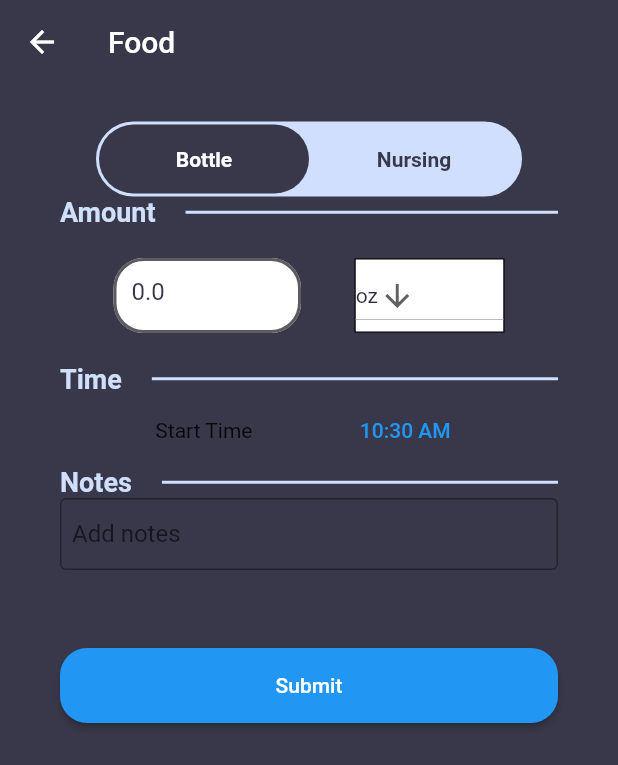
After one commit to andycobson/TowelsOfTheGalaxy, a Flutter app: the TestView screen opened directly, after a tap on "Submit", on a phone screen of 412 x 824 dp. The commit adds this screen. Shown: the top 765 px of the screen. Run offline on Flutter 3.47's test engine with Material 2 defaults, Android fonts, the light colour scheme and no system bars; our stand-ins replace cloud_firestore, equatable, firebase_auth, firebase_core, shared_preferences; accounts and stored records are empty; generated files the repository leaves out were written again; network calls fail.

Commit message:
Andrews additions of persistence data and toggle bar.

```diff
--- a/lib/component/navigation_handling.dart
+++ b/lib/component/navigation_handling.dart
@@ -9,6 +9,7 @@ import 'package:baby_tracks/view/metric_views/throwup_view.dart';
 import 'package:baby_tracks/view/nav_views/metrics_view.dart';
 import 'package:baby_tracks/view/nav_views/settings_view.dart';
 import 'package:baby_tracks/view/metric_views/Vaccine_view.dart';
+import 'package:baby_tracks/view/metric_views/test_view.dart';
 import 'package:flutter/material.dart';
 import '../view/entries_views/CustomFilter.dart';
 import '../view/entries_views/PastSvnDays.dart';
@@ -59,6 +60,7 @@ class TabNavigator extends StatelessWidget {
       dayRoute: (context) => DaysView(),
       weekRoute: (context) => WeeksView(),
       customRoute: (context) => CustomView(),
+      testRoute: (context) => TestView(),
     };
   }
 
--- /dev/null
+++ b/lib/component/toggle_bar.dart
@@ -0,0 +1,145 @@
+import 'dart:collection';
+import 'package:flutter/material.dart';
+
+/// https://github.com/adithyaxx/toggle_bar
+/// Edidted by Andrew Jacobson to include null safety.
+/// A horizontal bar of toggle tabs with customisable colors and labels.
+///
+/// The provided list of labels are laid out as tabs in a horizontal manner. The states of the tabs
+/// are handled internally and the index of the selected tab is updated via [onSelectionUpdated].
+class ToggleBar extends StatefulWidget {
+  /// TextStyle for the labels.
+  final TextStyle labelTextStyle;
+
+  /// Background color of the toggle bar.
+  final Color backgroundColor;
+
+  /// Background border of the toggle bar.
+  final BoxBorder backgroundBorder;
+
+  /// Color of the selected tab.
+  final Color selectedTabColor;
+
+  /// Color of text in the selected tab. This will override [color] in [labelTextStyle].
+  final Color selectedTextColor;
+
+  /// Color of text in unselected tabs. If the tab is selected, text color will be overriden by [selectedTextColor].
+  final Color textColor;
+
+  /// Labels to be displayed as tabs in the toggle bar.
+  final List<String> labels;
+
+  /// Callback function which returns the index of the currently selected tab.
+  final Function(int) onSelectionUpdated;
+
+  /// Border radius of the bar and selected tab indicator.
+  final double borderRadius;
+
+  /// Inside padding
+  final double borderPadding;
+
+  /// This will adjust how the inside contianer fits the ends
+  final int edgeAdjustment;
+
+  ToggleBar(
+      {required this.labels,
+      this.borderPadding = 8.0,
+      this.edgeAdjustment = 16,
+      this.backgroundColor = Colors.black,
+      required this.backgroundBorder,
+      this.selectedTabColor = Colors.deepPurple,
+      this.selectedTextColor = Colors.white,
+      this.textColor = Colors.white,
+      this.labelTextStyle = const TextStyle(),
+      required this.onSelectionUpdated,
+      this.borderRadius = 50});
+
+  @override
+  State<StatefulWidget> createState() {
+    return _ToggleBarState();
+  }
+}
+
+class _ToggleBarState extends State<ToggleBar> {
+  LinkedHashMap<String, bool> _hashMap = LinkedHashMap();
+  int _selectedIndex = 0;
+
+  @override
+  void initState() {
+    _hashMap = LinkedHashMap.fromIterable(widget.labels,
+        value: (value) => value = false);
+    _hashMap[widget.labels[0]] = true;
+
+    super.initState();
+  }
+
+  @override
+  Widget build(BuildContext context) {
+    return LayoutBuilder(
+      builder: (context, constraints) {
+        return Container(
+          height: 50,
+          padding: EdgeInsets.all(widget.borderPadding),
+          decoration: BoxDecoration(
+              color: widget.backgroundColor,
+              border: widget.backgroundBorder,
+              borderRadius: BorderRadius.circular(widget.borderRadius)),
+          child: ListView.builder(
+            itemCount: widget.labels.length,
+            scrollDirection: Axis.horizontal,
+            physics: NeverScrollableScrollPhysics(),
+            itemBuilder: (context, index) {
+              return GestureDetector(
+                child: Container(
+                  width: (constraints.maxWidth - widget.edgeAdjustment) /
+                      widget.labels.length,
+                  decoration: BoxDecoration(
+                    color: _hashMap.values.elementAt(index)
+                        ? widget.selectedTabColor
+                        : null,
+                    borderRadius: BorderRadius.circular(widget.borderRadius),
+                  ),
+                  child: Center(
+                    child: Text(_hashMap.keys.elementAt(index),
+                        textAlign: TextAlign.center,
+                        style: widget.labelTextStyle.apply(
+                            color: _hashMap.values.elementAt(index)
+                                ? widget.selectedTextColor
+                                : widget.textColor)),
+                  ),
+                ),
+                onHorizontalDragUpdate: (dragUpdate) async {
+                  int calculatedIndex = ((widget.labels.length *
+                                  (dragUpdate.globalPosition.dx /
+                                      (constraints.maxWidth -
+                                          widget.edgeAdjustment)))
+                              .round() -
+                          1)
+                      .clamp(0, widget.labels.length - 1);
+
+                  if (calculatedIndex != _selectedIndex) {
+                    _updateSelection(calculatedIndex);
+                  }
+                },
+                onTap: () async {
+                  if (index != _selectedIndex) {
+                    _updateSelection(index);
+                  }
+                },
+              );
+            },
+          ),
+        );
+      },
+    );
+  }
+
+  _updateSelection(int index) {
+    setState(() {
+      _selectedIndex = index;
+      widget.onSelectionUpdated(_selectedIndex);
+      _hashMap.updateAll((label, selected) => selected = false);
+      _hashMap[_hashMap.keys.elementAt(index)] = true;
+    });
+  }
+}
--- a/lib/constants/routes.dart
+++ b/lib/constants/routes.dart
@@ -15,3 +15,4 @@ const vaccineRoute = '/vaccine';
 const dayRoute = '/days';
 const weekRoute = '/week';
 const customRoute = '/custom';
+const testRoute = '/test';
--- a/lib/view/metric_views/growth_view.dart
+++ b/lib/view/metric_views/growth_view.dart
@@ -102,6 +102,7 @@ class _GrowthViewState extends State<GrowthView> {
     );
 
     await _service.updateGrowthMetric(model);
+    // MaterialRoutePage
   }
 
   @override
--- /dev/null
+++ b/lib/view/metric_views/test_view.dart
@@ -0,0 +1,374 @@
+import 'package:baby_tracks/component/decimal_number_input.dart';
+import 'package:baby_tracks/component/text_divider.dart';
+import 'package:baby_tracks/component/toggle_bar.dart';
+import 'package:baby_tracks/model/AppUser.dart';
+import 'package:baby_tracks/model/FoodMetricModel.dart';
+import 'package:baby_tracks/service/auth.dart';
+import 'package:baby_tracks/service/database.dart';
+import 'package:flutter/material.dart';
+import '../../constants/palette.dart';
+
+class TestView extends StatefulWidget {
+  const TestView({super.key});
+
+  @override
+  State<TestView> createState() => _TestViewState();
+}
+
+class _TestViewState extends State<TestView> {
+  TimeOfDay time = TimeOfDay.now();
+  TimeOfDay startTime = TimeOfDay.now();
+  TimeOfDay endTime = TimeOfDay.now();
+  DateTime date =
+      DateTime(DateTime.now().year, DateTime.now().month, DateTime.now().day);
+  static const List<String> metricTypeList = <String>['oz', 'ml'];
+
+  StringWrapper dropdownMetricValue = StringWrapper(metricTypeList.first);
+  late TimeWrapper timeWrapper;
+  String note = "";
+  String duration = "";
+  String amount = "";
+  String feedingType = "";
+  String babyId = "";
+
+  late final TextEditingController _amount;
+  late final TextEditingController _feedingType;
+  late final TextEditingController _duration;
+
+  late final TextEditingController nursingNote;
+  late final TextEditingController bottleNote;
+
+  late final AuthService _auth;
+  late final DatabaseService _service;
+
+  late List<Widget> widgets;
+
+  @override
+  void initState() {
+    _amount = TextEditingController();
+    _feedingType = TextEditingController();
+    _duration = TextEditingController();
+    _auth = AuthService();
+    _service = DatabaseService();
+    nursingNote = TextEditingController();
+    bottleNote = TextEditingController();
+    timeWrapper = TimeWrapper(time);
+
+    widgets = [
+      BottleView(
+        amount: _amount,
+        note: bottleNote,
+        metricTypeList: metricTypeList,
+        dropDownWrapper: dropdownMetricValue,
+        timeWrapper: timeWrapper,
+      ),
+      NursingView(note: nursingNote)
+    ];
+
+    AppUser? user = _auth.currentUser;
+    if (user != null) {
+      babyId = user.uid;
+    }
+
+    super.initState();
+  }
+
+  @override
+  void dispose() {
+    _amount.dispose();
+    _feedingType.dispose();
+    _duration.dispose();
+    super.dispose();
+  }
+
+  List<String> labels = ['Bottle', 'Nursing'];
+
+  int counter = 0;
+
+  Future createInstance() async {
+    note = nursingNote.text;
+    amount = _amount.text;
+    duration = _duration.text;
+    DateTime when =
+        DateTime(date.year, date.month, date.day, time.hour, time.minute);
+    DateTime startDateTime = DateTime(
+        date.year, date.month, date.day, startTime.hour, startTime.minute);
+    DateTime endDateTime =
+        DateTime(date.year, date.month, date.day, endTime.hour, endTime.minute);
+    FoodMetricModel model = FoodMetricModel(
+        babyId: babyId,
+        timeCreated: when,
+        startTime: startDateTime,
+        endTime: endDateTime,
+        feedingType: feedingType,
+        amount: amount,
+        duration: duration,
+        notes: note);
+    showDialog(
+      context: context,
+      builder: (ctx) => AlertDialog(
+        title: const Text("Alert"),
+        content: const Text("Data submitted!"),
+        actions: <Widget>[
+          TextButton(
+            onPressed: () {
+              Navigator.of(ctx).pop();
+            },
+            child: Container(
+              color: Colors.green,
+              padding: const EdgeInsets.all(14),
+              child: const Text("okay"),
+            ),
+          ),
+        ],
+      ),
+    );
+
+    await _service.updateFooodMetric(model);
+  }
+
+  @override
+  Widget build(BuildContext context) {
+    return Scaffold(
+      appBar: AppBar(
+        title: const Text('Food'),
+        backgroundColor: ColorPalette.backgroundRGB,
+        elevation: 0,
+      ),
+      backgroundColor: ColorPalette.backgroundRGB,
+      body: Container(
+        padding: const EdgeInsets.symmetric(vertical: 25.0, horizontal: 40.0),
+        child: SingleChildScrollView(
+          physics: const BouncingScrollPhysics(),
+          child: Column(
+            children: [
+              SizedBox(
+                width: MediaQuery.of(context).size.width - 128,
+                child: ToggleBar(
+                  labels: labels,
+                  textColor: ColorPalette.backgroundRGB,
+                  backgroundBorder: Border.all(color: ColorPalette.lightAccent),
+                  backgroundColor: ColorPalette.lightAccent,
+                  selectedTabColor: ColorPalette.backgroundRGB,
+                  labelTextStyle: const TextStyle(fontWeight: FontWeight.bold),
+                  borderPadding: 1.0,
+                  edgeAdjustment: 4,
+                  onSelectionUpdated: (index) {
+                    setState(() {
+                      counter = index;
+                    });
+                  },
+                ),
+              ),
+              widgets[counter],
+              SizedBox(
+                height: 50,
+                width: 425,
+                child: ElevatedButton(
+                  style: ButtonStyle(
+                      shape: MaterialStateProperty.all<RoundedRectangleBorder>(
+                          RoundedRectangleBorder(
+                    borderRadius: BorderRadius.circular(18.0),
+                  ))),
+                  onPressed: () async {
+                    createInstance();
+                  },
+                  child: const Text('Submit'),
+                ),
+              ),
+            ],
+          ),
+        ),
+      ),
+    );
+  }
+}
+
+class BottleView extends StatefulWidget {
+  final TextEditingController amount;
+
+  final TextEditingController note;
+
+  final StringWrapper dropDownWrapper;
+
+  final TimeWrapper timeWrapper;
+
+  final List<String> metricTypeList;
+
+  const BottleView(
+      {required this.amount,
+      required this.note,
+      required this.dropDownWrapper,
+      required this.timeWrapper,
+      required this.metricTypeList,
+      super.key});
+
+  @override
+  State<BottleView> createState() => _BottleViewState();
+}
+
+class _BottleViewState extends State<BottleView> {
+  late ScrollController _noteScroller;
+
+  @override
+  void initState() {
+    _noteScroller = ScrollController();
+    super.initState();
+  }
+
+  @override
+  void dispose() {
+    _noteScroller.dispose();
+    super.dispose();
+  }
+
+  @override
+  Widget build(BuildContext context) {
+    return Column(
+      children: [
+        const TextDivider(text: 'Amount'),
+        const SizedBox(
+          height: 20,
+        ),
+        Row(mainAxisAlignment: MainAxisAlignment.spaceEvenly, children: [
+          DecimalInput(controller: widget.amount),
+          Container(
+            width: 100,
+            decoration: BoxDecoration(
+              color: Colors.white,
+              border: Border.all(
+                  color: Colors.black, style: BorderStyle.solid, width: 0.80),
+            ),
+            child: DropdownButton<String>(
+              value: widget.dropDownWrapper.value,
+              icon: const Icon(Icons.arrow_downward),
+              elevation: 16,
+              style: const TextStyle(color: ColorPalette.background),
+              onChanged: (String? value) {
+                setState(() {
+                  widget.dropDownWrapper.value = value!;
+                });
+              },
+              items: widget.metricTypeList
+                  .map<DropdownMenuItem<String>>((String value) {
+                return DropdownMenuItem<String>(
+                  value: value,
+                  child: Text(value),
+                );
+              }).toList(),
+            ),
+          ),
+        ]),
+        const SizedBox(
+          height: 20,
+        ),
+        const TextDivider(text: 'Time'),
+        Row(
+          mainAxisAlignment: MainAxisAlignment.spaceEvenly,
+          children: [
+            const Text('Start Time'),
+            TextButton(
+              child: Text(
+                widget.timeWrapper.value.format(context),
+              ),
+              onPressed: () async {
+                TimeOfDay? newTime = await showTimePicker(
+                    context: context, initialTime: widget.timeWrapper.value);
+
+                if (newTime == null) return;
+
+                setState(() {
+                  widget.timeWrapper.value = newTime;
+                });
+              },
+            ),
+          ],
+        ),
+        const TextDivider(text: 'Notes'),
+        SizedBox(
+          height: 100,
+          child: Scrollbar(
+            controller: _noteScroller,
+            child: TextField(
+              style: const TextStyle(color: Colors.white),
+              scrollController: _noteScroller,
+              autofocus: false,
+              keyboardType: TextInputType.multiline,
+              maxLines: null,
+              controller: widget.note,
+              decoration: const InputDecoration(
+                border: OutlineInputBorder(),
+                hintText: 'Add notes',
+                contentPadding: EdgeInsets.all(8),
+              ),
+            ),
+          ),
+        ),
+      ],
+    );
+  }
+}
+
+class NursingView extends StatefulWidget {
+  final TextEditingController note;
+
+  const NursingView({required this.note, super.key});
+
+  @override
+  State<NursingView> createState() => _NursingViewState();
+}
+
+class _NursingViewState extends State<NursingView> {
+  late ScrollController _noteScroller;
+
+  @override
+  void initState() {
+    _noteScroller = ScrollController();
+    super.initState();
+  }
+
+  @override
+  void dispose() {
+    _noteScroller.dispose();
+    super.dispose();
+  }
+
+  @override
+  Widget build(BuildContext context) {
+    return Column(
+      children: [
+        const TextDivider(text: 'Time'),
+        const TextDivider(text: 'Notes'),
+        SizedBox(
+          height: 100,
+          child: Scrollbar(
+            controller: _noteScroller,
+            child: TextField(
+              style: const TextStyle(color: Colors.white),
+              scrollController: _noteScroller,
+              autofocus: false,
+              keyboardType: TextInputType.multiline,
+              maxLines: null,
+              controller: widget.note,
+              decoration: const InputDecoration(
+                border: OutlineInputBorder(),
+                hintText: 'Add notes',
+                contentPadding: EdgeInsets.all(8),
+              ),
+            ),
+          ),
+        ),
+      ],
+    );
+  }
+}
+
+class StringWrapper {
+  String value;
+  StringWrapper(this.value);
+}
+
+class TimeWrapper {
+  TimeOfDay value;
+  TimeWrapper(this.value);
+}
--- a/pubspec.yaml
+++ b/pubspec.yaml
@@ -42,6 +42,7 @@ dependencies:
   cloud_firestore: ^4.4.1
   firebase_core: ^2.1.1
   equatable: ^2.0.5
+  shared_preferences: ^2.0.18
 
 dev_dependencies:
   flutter_test:
```
Also changed, not shown: lib/main.dart (+27 -7 lines), lib/model/card_item.dart (+18 -13 lines), pubspec.lock.
